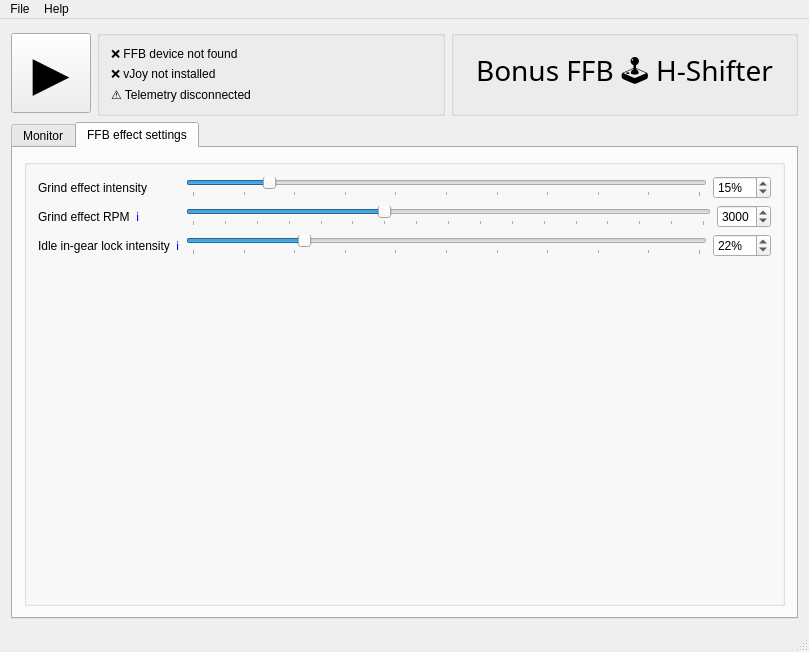
The window that H-Shifter/HShifter.ui (kgmonteith/BonusFFB) describes before a commit, drawn with Qt 5.
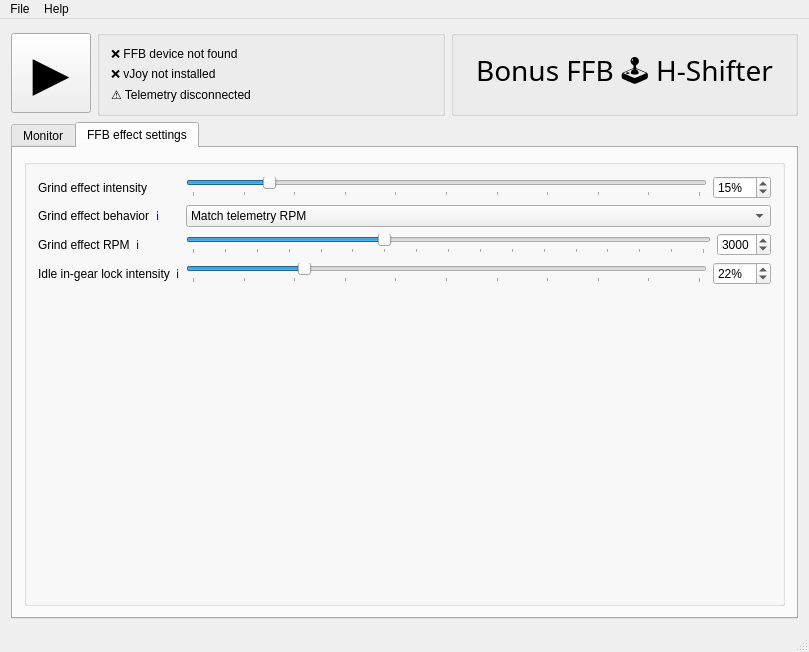
The same window after the commit. Icons and pictures are not drawn.

Commit message: Added grind effect modifiers, closes #4

The edit to the form file:
```diff
--- a/H-Shifter/HShifter.ui
+++ b/H-Shifter/HShifter.ui
@@ -352,6 +352,46 @@
             </layout>
            </item>
            <item row="1" column="0">
+            <layout class="QHBoxLayout" name="horizontalLayout_4">
+             <item>
+              <widget class="QLabel" name="label_15">
+               <property name="text">
+                <string>Grind effect behavior</string>
+               </property>
+              </widget>
+             </item>
+             <item>
+              <widget class="QLabel" name="label_16">
+               <property name="text">
+                <string>&lt;a href=&quot;https://kgmonteith.github.io/BonusFFB/hshifter/#grind-effect-behavior&quot; style=&quot;text-decoration: none&quot;&gt;ℹ️&lt;/a&gt;</string>
+               </property>
+               <property name="openExternalLinks">
+                <bool>true</bool>
+               </property>
+              </widget>
+             </item>
+            </layout>
+           </item>
+           <item row="1" column="1">
+            <widget class="QComboBox" name="grindEffectBehaviorComboBox">
+             <item>
+              <property name="text">
+               <string>Match telemetry RPM</string>
+              </property>
+             </item>
+             <item>
+              <property name="text">
+               <string>Add to telemetry RPM</string>
+              </property>
+             </item>
+             <item>
+              <property name="text">
+               <string>Override telemetry RPM</string>
+              </property>
+             </item>
+            </widget>
+           </item>
+           <item row="2" column="0">
             <layout class="QHBoxLayout" name="horizontalLayout_15">
              <item>
               <widget class="QLabel" name="label_17">
@@ -372,7 +412,7 @@
              </item>
             </layout>
            </item>
-           <item row="1" column="1">
+           <item row="2" column="1">
             <layout class="QHBoxLayout" name="horizontalLayout_16">
              <item>
               <widget class="QSlider" name="grindRPMSlider">
@@ -420,7 +460,7 @@
              </item>
             </layout>
            </item>
-           <item row="2" column="0">
+           <item row="3" column="0">
             <layout class="QHBoxLayout" name="horizontalLayout_3">
              <item>
               <widget class="QLabel" name="label_13">
@@ -444,7 +484,7 @@
              </item>
             </layout>
            </item>
-           <item row="2" column="1">
+           <item row="3" column="1">
             <layout class="QHBoxLayout" name="horizontalLayout_12">
              <item>
               <widget class="QSlider" name="keepInGearIdleSlider">
```
Left out of the diff: 5 changed lines with no effect on the pictures. The commit also changes 3 other files.
